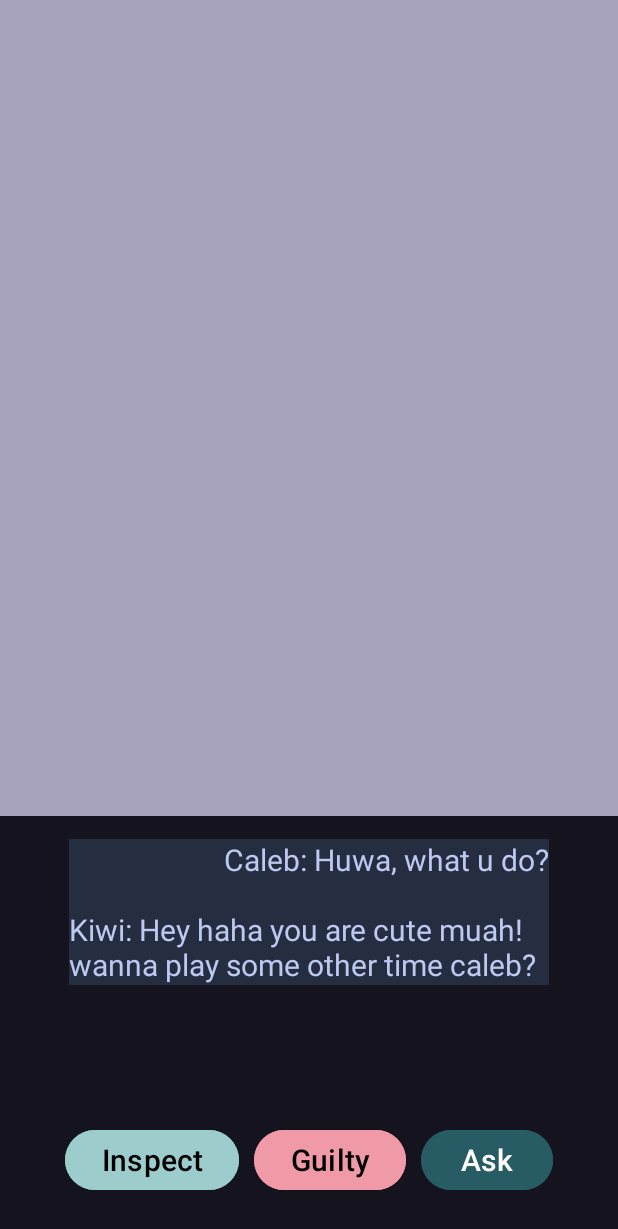
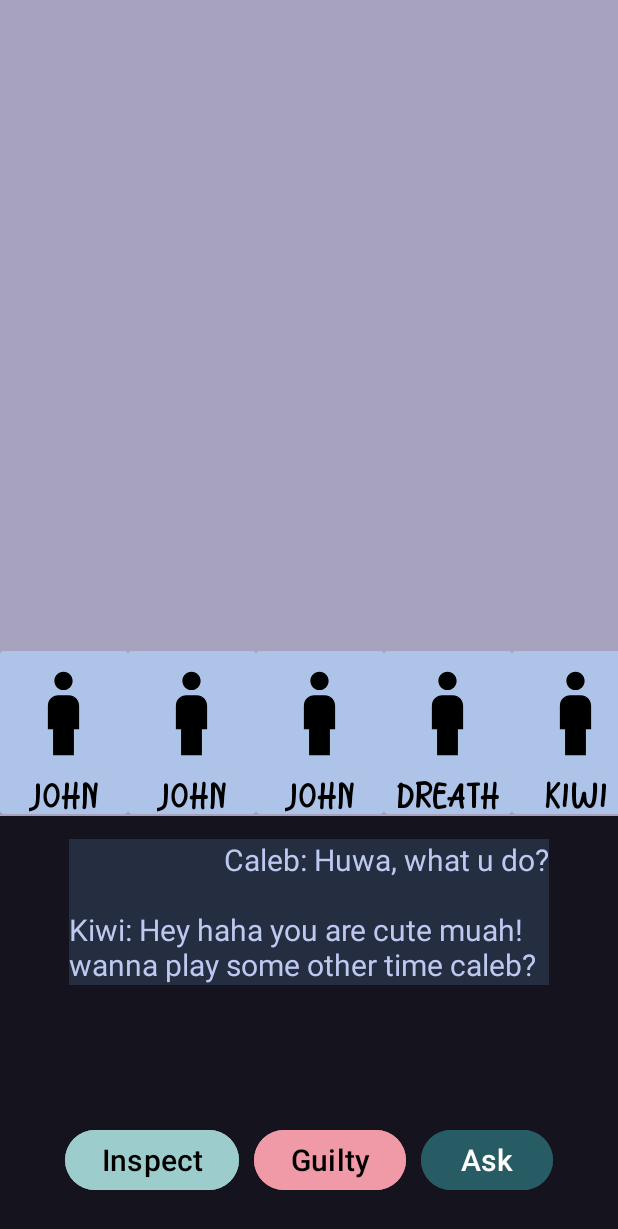
Before and after one commit to dreath-pro/Find-The-Killer, an Android app: the GameActivity screen opened directly, with no data from a screen before it, on a phone screen of 412 x 824 dp. Shown: the top 1229 px of the screen. Run offline under Robolectric (Android 15) with nearby library versions, the phone set to English and light mode, and no system bars.

Commit message:
improved main game layout

```diff
--- a/app/src/main/java/com/example/findthekiller/GameActivity.java
+++ b/app/src/main/java/com/example/findthekiller/GameActivity.java
@@ -14,11 +14,21 @@ import androidx.appcompat.app.AppCompatActivity;
 import androidx.core.graphics.Insets;
 import androidx.core.view.ViewCompat;
 import androidx.core.view.WindowInsetsCompat;
+import androidx.recyclerview.widget.GridLayoutManager;
+import androidx.recyclerview.widget.LinearLayoutManager;
+import androidx.recyclerview.widget.RecyclerView;
+
+import java.util.ArrayList;
+import java.util.Random;
 
 public class GameActivity extends AppCompatActivity {
     TextView chatBox;
 
     SpannableStringBuilder builder = new SpannableStringBuilder();
+    ArrayList<PlayerModel> playerModels = new ArrayList<>();
+    ArrayList<Characters> character = new ArrayList<>();
+    RecyclerView playerInterrogation;
+    Random random = new Random();
 
     @Override
     protected void onCreate(Bundle savedInstanceState) {
@@ -26,10 +36,23 @@ public class GameActivity extends AppCompatActivity {
         EdgeToEdge.enable(this);
         setContentView(R.layout.activity_game);
 
+        playerInterrogation = findViewById(R.id.playerInterrogation);
         chatBox = findViewById(R.id.chatBox);
 
         builderMessages();
         chatBox.setText(builder);
+
+        addCharacter();
+        for (int i = 0; i <= 7; i++) {
+            int characterSelection = random.nextInt(character.size());
+            playerModels.add(new PlayerModel(character.get(characterSelection).getName(), character.get(characterSelection).getGender(), null,
+                    character.get(characterSelection).getCloseView(), character.get(characterSelection).getDeadImage(), character.get(characterSelection).getCloseView()));
+        }
+
+        InterrogationAdapter interrogationAdapter = new InterrogationAdapter(this, playerModels);
+        playerInterrogation.setAdapter(interrogationAdapter);
+        LinearLayoutManager layoutManager = new LinearLayoutManager(this, LinearLayoutManager.HORIZONTAL, false);
+        playerInterrogation.setLayoutManager(layoutManager);
 
         ViewCompat.setOnApplyWindowInsetsListener(findViewById(R.id.gameLayout), (v, insets) -> {
             Insets systemBars = insets.getInsets(WindowInsetsCompat.Type.systemBars());
@@ -48,4 +71,15 @@ public class GameActivity extends AppCompatActivity {
         builder.append("Kiwi: Hey haha you are cute muah! wanna play some other time caleb?");
         builder.setSpan(new AlignmentSpan.Standard(Layout.Alignment.ALIGN_NORMAL), builder.length() - 9, builder.length(), 0);
     }
+
+    private void addCharacter() {
+        character.add(new Characters(R.drawable.player, R.drawable.player, "Dreath", "male"));
+        character.add(new Characters(R.drawable.player, R.drawable.player, "Liam", "male"));
+        character.add(new Characters(R.drawable.player, R.drawable.player, "Kiwi", "female"));
+        character.add(new Characters(R.drawable.player, R.drawable.player, "Jade", "female"));
+        character.add(new Characters(R.drawable.player, R.drawable.player, "Caleb", "male"));
+        character.add(new Characters(R.drawable.player, R.drawable.player, "John", "male"));
+        character.add(new Characters(R.drawable.player, R.drawable.player, "Princess", "female"));
+        character.add(new Characters(R.drawable.player, R.drawable.player, "Kaz", "female"));
+    }
 }
--- /dev/null
+++ b/app/src/main/java/com/example/findthekiller/InterrogationAdapter.java
@@ -0,0 +1,58 @@
+package com.example.findthekiller;
+
+import android.content.Context;
+import android.view.LayoutInflater;
+import android.view.View;
+import android.view.ViewGroup;
+import android.widget.ImageView;
+import android.widget.TextView;
+
+import androidx.annotation.NonNull;
+import androidx.recyclerview.widget.RecyclerView;
+
+import java.util.ArrayList;
+
+public class InterrogationAdapter extends RecyclerView.Adapter<InterrogationAdapter.MyViewHolder>
+{
+    Context context;
+    ArrayList<PlayerModel> playerModels;
+
+    public InterrogationAdapter(Context context, ArrayList<PlayerModel> playerModels)
+    {
+        this.context = context;
+        this.playerModels = playerModels;
+    }
+
+    @NonNull
+    @Override
+    public InterrogationAdapter.MyViewHolder onCreateViewHolder(@NonNull ViewGroup parent, int viewType) {
+        LayoutInflater inflater = LayoutInflater.from(context);
+        View view = inflater.inflate(R.layout.player_selection, parent, false);
+        return new InterrogationAdapter.MyViewHolder(view);
+    }
+
+    @Override
+    public void onBindViewHolder(@NonNull InterrogationAdapter.MyViewHolder holder, int position) {
+        holder.name.setText(playerModels.get(position).getName());
+        holder.image.setImageResource(playerModels.get(position).getStandImage());
+    }
+
+    @Override
+    public int getItemCount() {
+        return playerModels.size();
+    }
+
+    public static class MyViewHolder extends RecyclerView.ViewHolder
+    {
+        ImageView image;
+        TextView name;
+
+        public MyViewHolder(@NonNull View itemView)
+        {
+            super(itemView);
+
+            image = itemView.findViewById(R.id.playerImage);
+            name = itemView.findViewById(R.id.playerName);
+        }
+    }
+}
--- a/app/src/main/res/layout/activity_game.xml
+++ b/app/src/main/res/layout/activity_game.xml
@@ -8,6 +8,7 @@
     android:background="#A7A2BD">
 
     <LinearLayout
+        android:id="@+id/interactionLayout"
         android:layout_width="match_parent"
         android:layout_height="280dp"
         android:background="#15141E"
@@ -74,4 +75,12 @@
 
         </LinearLayout>
     </LinearLayout>
+
+    <androidx.recyclerview.widget.RecyclerView
+        android:id="@+id/playerInterrogation"
+        android:layout_width="match_parent"
+        android:layout_height="110dp"
+        app:layout_constraintBottom_toTopOf="@+id/interactionLayout"
+        app:layout_constraintStart_toStartOf="parent"
+        app:layout_constraintEnd_toEndOf="parent"/>
 </androidx.constraintlayout.widget.ConstraintLayout>
--- /dev/null
+++ b/app/src/main/res/layout/player_selection.xml
@@ -0,0 +1,43 @@
+<?xml version="1.0" encoding="utf-8"?>
+<androidx.constraintlayout.widget.ConstraintLayout xmlns:android="http://schemas.android.com/apk/res/android"
+    android:layout_width="wrap_content"
+    android:layout_height="wrap_content"
+    xmlns:app="http://schemas.android.com/apk/res-auto">
+
+    <androidx.cardview.widget.CardView
+        android:layout_width="85dp"
+        android:layout_height="wrap_content"
+        app:layout_constraintTop_toTopOf="parent"
+        app:layout_constraintBottom_toBottomOf="parent"
+        app:layout_constraintStart_toStartOf="parent"
+        app:layout_constraintEnd_toEndOf="parent"
+        android:backgroundTint="#AEC3E8">
+
+        <RelativeLayout
+            android:layout_width="match_parent"
+            android:layout_height="match_parent">
+
+            <ImageView
+                android:id="@+id/playerImage"
+                android:layout_width="83dp"
+                android:layout_height="83dp"
+                android:scaleType="fitXY"
+                android:src="@drawable/player"
+                android:layout_centerHorizontal="true"/>
+
+            <TextView
+                android:id="@+id/playerName"
+                android:layout_width="wrap_content"
+                android:layout_height="wrap_content"
+                android:text="@string/name"
+                android:fontFamily="@font/nightcat"
+                android:textColor="@color/black"
+                android:layout_below="@+id/playerImage"
+                android:layout_centerHorizontal="true"
+                android:textSize="23sp"/>
+
+        </RelativeLayout>
+
+    </androidx.cardview.widget.CardView>
+
+</androidx.constraintlayout.widget.ConstraintLayout>
```
